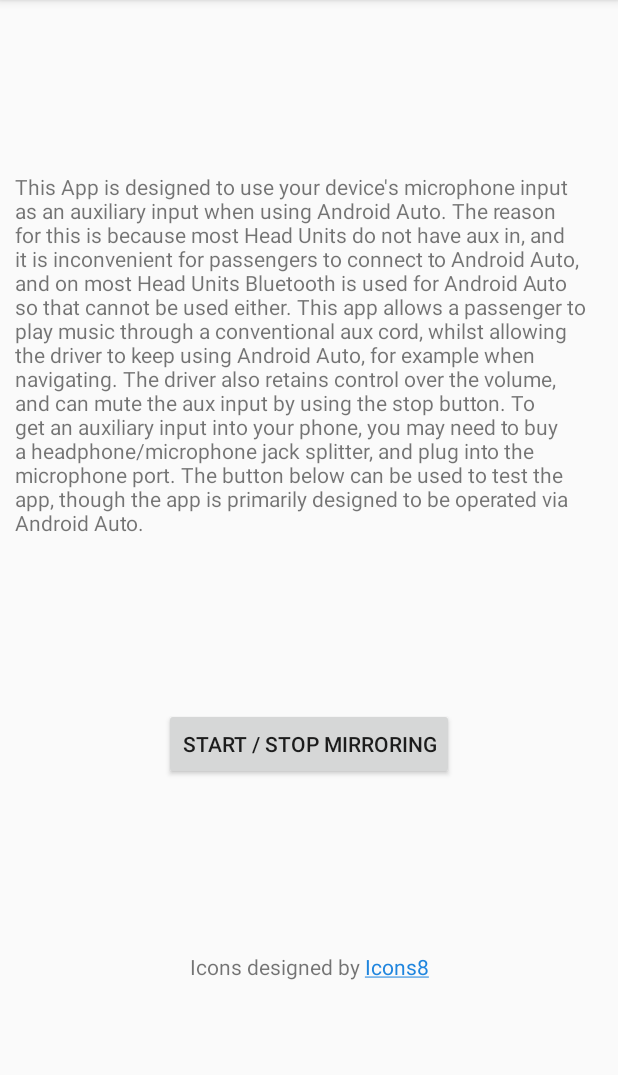
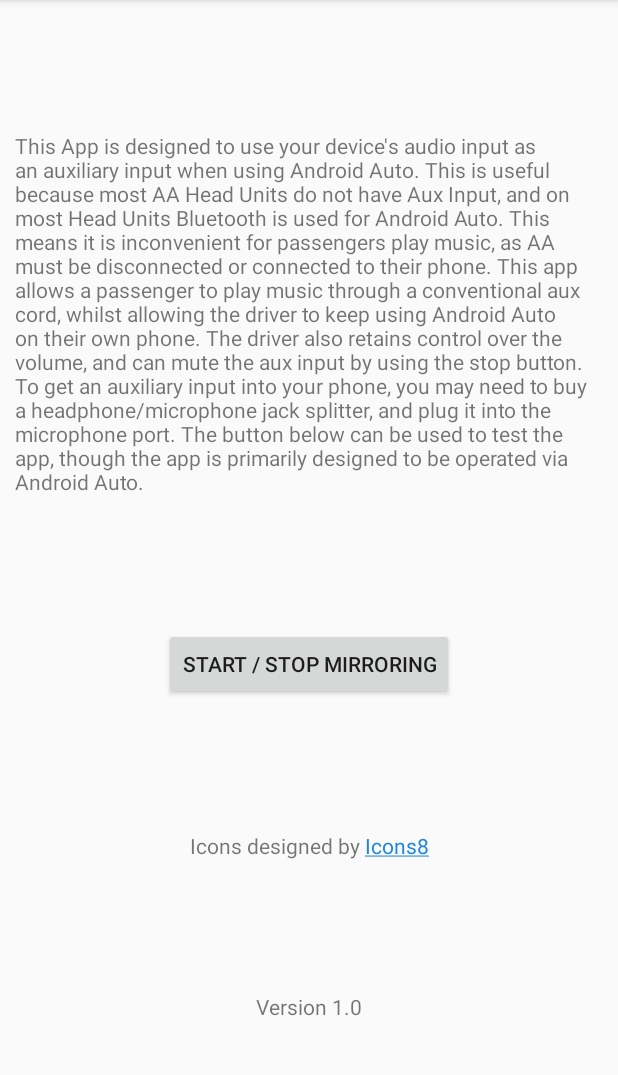
Before and after one commit to harry1453/android-auto-aux, an Android app: the screen it shows after launch (MainActivity), on a phone screen of 412 x 824 dp, the part 84-1159 px from its top. Run offline under Robolectric (Android 15) with nearby library versions, the phone set to English and light mode, and no system bars; network calls fail.

Commit message:
Prepare for Release

```diff
--- a/app/build.gradle
+++ b/app/build.gradle
@@ -20,11 +20,14 @@ android {
             proguardFiles getDefaultProguardFile('proguard-android-optimize.txt'), 'proguard-rules.pro'
         }
     }
+    lintOptions {
+        abortOnError false
+    }
 }
 
 dependencies {
     // Kotlin
-    implementation"org.jetbrains.kotlin:kotlin-stdlib-jdk7:$kotlin_version"
+    implementation"org.jetbrains.kotlin:kotlin-stdlib-jdk8:$kotlin_version"
 
     // Android
     implementation 'androidx.appcompat:appcompat:1.1.0'
--- a/app/src/main/java/com/harry1453/autoaux/AudioMirror.kt
+++ b/app/src/main/java/com/harry1453/autoaux/AudioMirror.kt
@@ -74,12 +74,12 @@ class AudioMirror {
     private val sampleRate = 48000
 
     private val audioSource = MediaRecorder.AudioSource.UNPROCESSED
-    private val channelConfig = AudioFormat.CHANNEL_IN_STEREO
+    private val channelConfig = AudioFormat.CHANNEL_IN_MONO
     private val encoding = AudioFormat.ENCODING_PCM_16BIT
 
     private val bufferSize = AudioRecord.getMinBufferSize(sampleRate, channelConfig, encoding)
-        .apply {
-            if (this <= 0) error("Error getting min buffer size: $this")
+        .also {
+            if (it <= 0) error("Error getting min buffer size: $it")
         }
 
     private val audioAttributes = AudioAttributes.Builder()
--- a/app/src/main/res/layout/activity_main.xml
+++ b/app/src/main/res/layout/activity_main.xml
@@ -35,9 +35,20 @@
         android:layout_width="wrap_content"
         android:layout_height="19dp"
         android:text="@string/icons8_credit"
-        app:layout_constraintBottom_toBottomOf="parent"
+        app:layout_constraintBottom_toTopOf="@id/version_text"
         app:layout_constraintEnd_toEndOf="parent"
         app:layout_constraintStart_toStartOf="parent"
         app:layout_constraintTop_toBottomOf="@id/play_pause" />
 
+
+    <TextView
+        android:id="@+id/version_text"
+        android:layout_width="wrap_content"
+        android:layout_height="19dp"
+        android:text="@string/version"
+        app:layout_constraintBottom_toBottomOf="parent"
+        app:layout_constraintEnd_toEndOf="parent"
+        app:layout_constraintStart_toStartOf="parent"
+        app:layout_constraintTop_toBottomOf="@id/icons8_text" />
+
 </androidx.constraintlayout.widget.ConstraintLayout>
--- a/app/src/main/res/values/strings.xml
+++ b/app/src/main/res/values/strings.xml
@@ -1,6 +1,7 @@
 <resources>
     <string name="app_name">AA Aux</string>
-    <string name="explanation">This App is designed to use your device\'s microphone input as an auxiliary input when using Android Auto. The reason for this is because most Head Units do not have aux in, and it is inconvenient for passengers to connect to Android Auto, and on most Head Units Bluetooth is used for Android Auto so that cannot be used either. This app allows a passenger to play music through a conventional aux cord, whilst allowing the driver to keep using Android Auto, for example when navigating. The driver also retains control over the volume, and can "mute" the aux input by using the stop button. To get an auxiliary input into your phone, you may need to buy a headphone/microphone jack splitter, and plug into the microphone port. The button below can be used to test the app, though the app is primarily designed to be operated via Android Auto.</string>
+    <string name="explanation">This App is designed to use your device\'s audio input as an auxiliary input when using Android Auto. This is useful because most AA Head Units do not have Aux Input, and on most Head Units Bluetooth is used for Android Auto. This means it is inconvenient for passengers play music, as AA must be disconnected or connected to their phone. This app allows a passenger to play music through a conventional aux cord, whilst allowing the driver to keep using Android Auto on their own phone. The driver also retains control over the volume, and can "mute" the aux input by using the stop button. To get an auxiliary input into your phone, you may need to buy a headphone/microphone jack splitter, and plug it into the microphone port. The button below can be used to test the app, though the app is primarily designed to be operated via Android Auto.</string>
     <string name="play_pause">Start / Stop Mirroring</string>
+    <string name="version">Version 1.0</string>
     <string name="icons8_credit">Icons designed by <a href="https://icons8.com/">Icons8</a></string>
 </resources>
```
Also changed, not shown: app/src/main/res/mipmap/aux_cable_light_darkbg.png, 1 other file.
